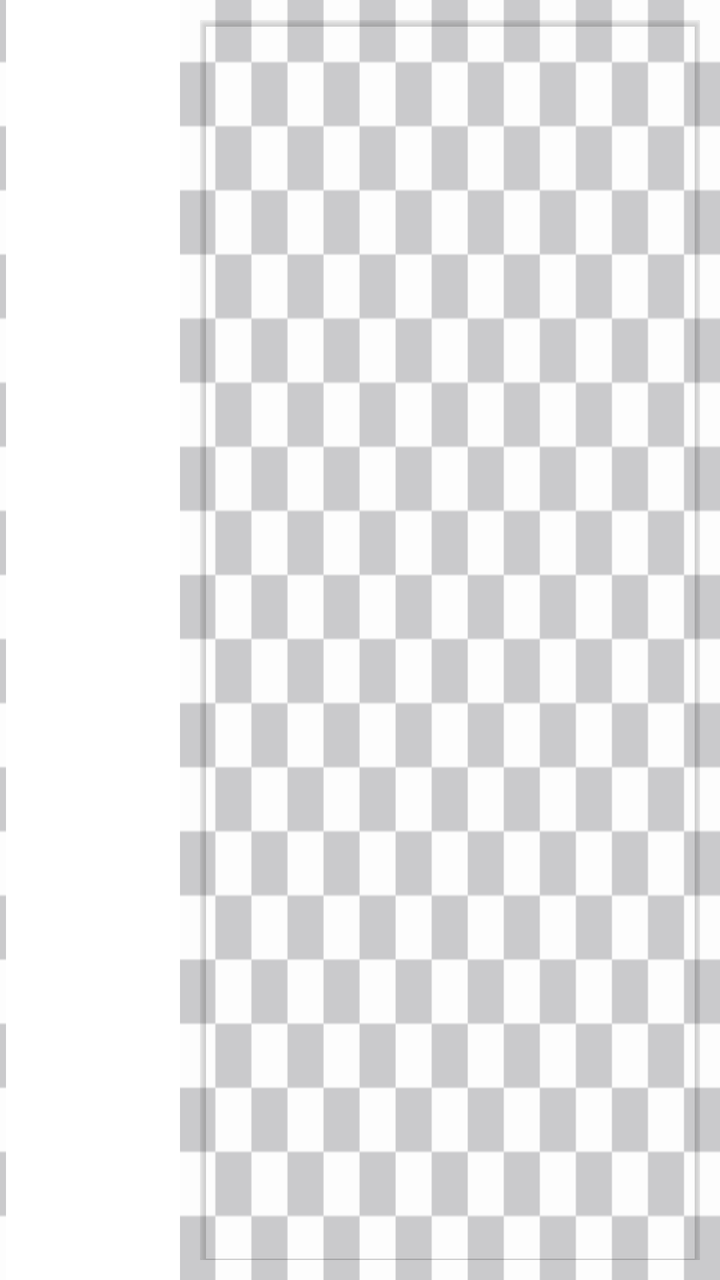
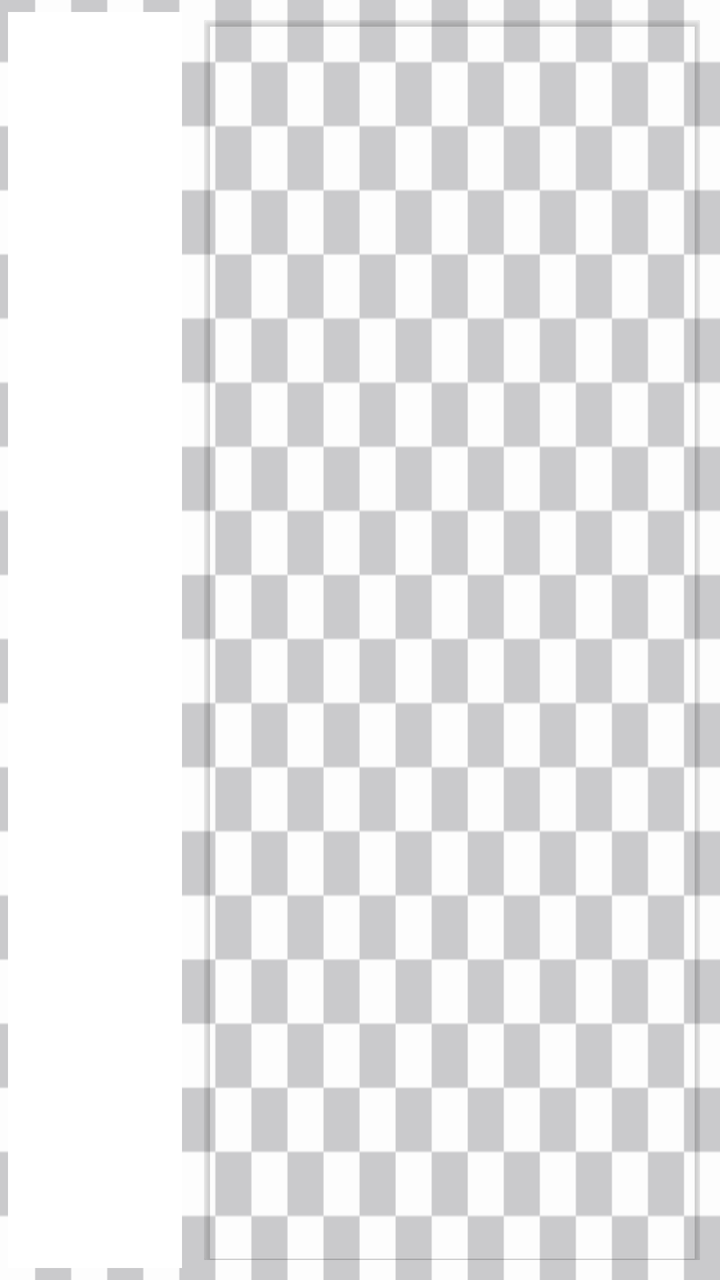

The first picture is an Android layout as it rendered before a commit; the second is the same layout after the commit. The layout source and the unified diff follow.
<!-- AndroidManifest.xml: activity theme Theme.AppCompat.NoActionBar -->
<!-- res/layout/activity_card_main.xml -->
<?xml version="1.0" encoding="utf-8"?>
<LinearLayout xmlns:android="http://schemas.android.com/apk/res/android"
    xmlns:app="http://schemas.android.com/apk/res-auto"
    xmlns:tools="http://schemas.android.com/tools"
    android:layout_width="match_parent"
    android:layout_height="match_parent"
    android:background="@drawable/background"
    android:orientation="horizontal"
    tools:context=".activities.CardMainActivity">

    <LinearLayout

        android:layout_width="@dimen/size90dp"
        android:layout_height="match_parent"
        android:orientation="vertical">

        <ListView
            android:id="@+id/listview"
            android:layout_width="match_parent"
            android:layout_height="match_parent"
            android:layout_marginLeft="@dimen/size3dp"
            android:background="@color/colorwhite"
            android:dividerHeight="@dimen/size3dp"
            android:padding="@dimen/size1dp" />

    </LinearLayout>

    <RelativeLayout
        android:layout_width="match_parent"
        android:layout_height="match_parent">

        <LinearLayout
            android:id="@+id/ll_util1"
            android:layout_width="match_parent"
            android:layout_height="match_parent"
            android:layout_above="@+id/root_container1"
            android:layout_margin="@dimen/size10dp">

            <android.support.v7.widget.CardView
                android:id="@+id/card_root"
                android:layout_width="match_parent"
                android:layout_height="match_parent"
                android:background="#00112121"
                app:cardBackgroundColor="#00112121">

                <ImageView
                    android:id="@+id/layerone"
                    android:layout_width="match_parent"
                    android:layout_height="match_parent"
                    android:scaleType="fitXY" />

                <LinearLayout
                    android:layout_width="match_parent"
                    android:layout_height="match_parent"
                    android:scaleType="fitXY">

                    <RelativeLayout xmlns:android="http://schemas.android.com/apk/res/android"
                        xmlns:app="http://schemas.android.com/apk/res-auto"
                        android:id="@+id/root"
                        android:layout_width="match_parent"
                        android:layout_height="match_parent"
                        android:clipToPadding="false">


                    </RelativeLayout>

                </LinearLayout>


            </android.support.v7.widget.CardView>

        </LinearLayout>

        <FrameLayout
            android:id="@+id/root_container1"
            android:layout_width="match_parent"
            android:layout_height="wrap_content"
            android:layout_alignParentBottom="true"
            android:background="@color/colorwhite"
            android:orientation="vertical">

            <FrameLayout
                android:id="@+id/root_container"
                android:layout_width="match_parent"
                android:layout_height="match_parent" />

        </FrameLayout>

    </RelativeLayout>


</LinearLayout>
<!-- resources referenced by this layout -->
<resources>
  <color name="colorwhite">#ffffff</color>
  <dimen name="size10dp">10dp</dimen>
  <dimen name="size1dp">1dp</dimen>
  <dimen name="size3dp">3dp</dimen>
  <dimen name="size90dp">90dp</dimen>
  <!-- drawable background: png bitmap (drawable-xxxhdpi, 4470 bytes) -->
</resources>

<!-- the commit's change to res/layout/activity_card_main.xml (unified diff, before → after) -->
@@ -6,12 +6,13 @@
     android:layout_height="match_parent"
     android:background="@drawable/background"
     android:orientation="horizontal"
-    tools:context=".activities.CardMainActivity">
+    tools:context=".activities.H_MainActivity">
 
     <LinearLayout
 
         android:layout_width="@dimen/size90dp"
         android:layout_height="match_parent"
+        android:layout_margin="@dimen/size1dp"
         android:orientation="vertical">
 
         <ListView
@@ -19,6 +20,8 @@
             android:layout_width="match_parent"
             android:layout_height="match_parent"
             android:layout_marginLeft="@dimen/size3dp"
+            android:layout_marginTop="@dimen/size5dp"
+            android:layout_marginBottom="@dimen/size5dp"
             android:background="@color/colorwhite"
             android:dividerHeight="@dimen/size3dp"
             android:padding="@dimen/size1dp" />
<!-- resource entries referenced after the edit -->
@@ -4,7 +4,17 @@
   <dimen name="size10dp">10dp</dimen>
   <dimen name="size1dp">1dp</dimen>
   <dimen name="size3dp">3dp</dimen>
+  <dimen name="size5dp">5dp</dimen>
   <dimen name="size90dp">90dp</dimen>
   <!-- drawable background: png bitmap (drawable-xxxhdpi, 4470 bytes) -->
+  <style name="AppTheme" parent="Theme.AppCompat.Light.DarkActionBar">
+          
+          <item name="colorPrimary">@color/colorPrimary</item>
+          <item name="colorPrimaryDark">@color/colorPrimaryDark</item>
+          <item name="colorAccent">@color/colorAccent</item>
+      </style>
+  <color name="colorPrimary">#04d9c2</color>
+  <color name="colorPrimaryDark">#00574B</color>
+  <color name="colorAccent">#D81B60</color>
 </resources>
 
